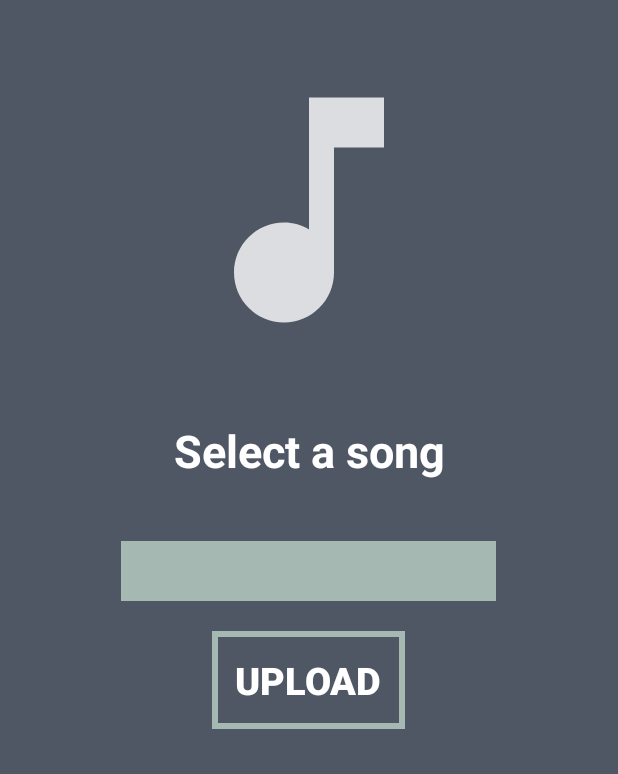
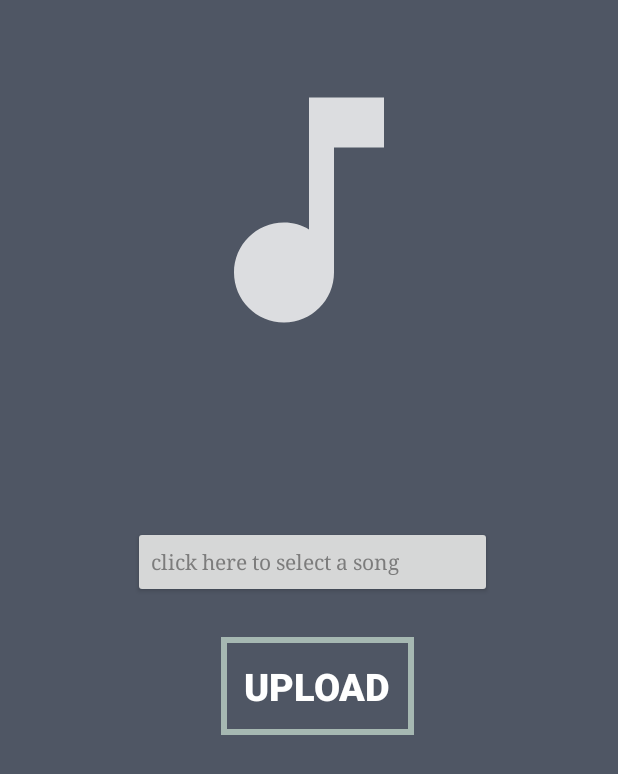
Before and after one commit to Matthew1091/3444-Project, an Android app: the ConnectBulbActivity screen opened directly, with no data from a screen before it, after a tap on "CONNECT", on a phone screen of 412 x 824 dp. Shown: the top 774 px of the screen. Run offline under Robolectric (Android 15) with nearby library versions, the phone set to English and light mode, and no system bars.

Commit message:
New projectsettings class and song implementation
ProjectSettings class contains a bulb object(also new class) and a song uri. This class is created in the bulb activity and passed along to the other activities until it reaches launch where I have implemented a basic play button. Other buttons need to be implemented. Other minor changes.

```diff
--- /dev/null
+++ b/Android Studio Projects/app/src/main/java/com/example/bulbbeats/Bulb.java
@@ -0,0 +1,39 @@
+package com.example.bulbbeats;
+
+import android.os.Parcel;
+import android.os.Parcelable;
+
+public class Bulb implements Parcelable {
+    int id;
+
+    public Bulb(int ID)
+    {
+        id = ID;
+    }
+
+    @Override
+    public int describeContents() {
+        return 0;
+    }
+
+    @Override
+    public void writeToParcel(Parcel dest, int flags) {
+        dest.writeInt(this.id);
+    }
+
+    protected Bulb(Parcel in) {
+        this.id = in.readInt();
+    }
+
+    public static final Parcelable.Creator<Bulb> CREATOR = new Parcelable.Creator<Bulb>() {
+        @Override
+        public Bulb createFromParcel(Parcel source) {
+            return new Bulb(source);
+        }
+
+        @Override
+        public Bulb[] newArray(int size) {
+            return new Bulb[size];
+        }
+    };
+}
--- a/Android Studio Projects/app/src/main/java/com/example/bulbbeats/ConnectBulbActivity.java
+++ b/Android Studio Projects/app/src/main/java/com/example/bulbbeats/ConnectBulbActivity.java
@@ -7,13 +7,26 @@ import android.os.Bundle;
 import android.view.View;
 import android.widget.Button;
 
+import java.util.ArrayList;
+import java.util.List;
+
 public class ConnectBulbActivity extends AppCompatActivity {
 
     private Button connectBulbbtn;
+    private ProjectSettings projset;
+    private ArrayList<Bulb> bulbs;
+
     @Override
     protected void onCreate(Bundle savedInstanceState) {
         super.onCreate(savedInstanceState);
         setContentView(R.layout.activity_connect_bulb);
+
+        bulbs = new ArrayList<Bulb>(5);
+
+        int ID = 1;
+        Bulb tempBulb = new Bulb(ID);
+        connectBulb(tempBulb);
+        projset = new ProjectSettings(bulbs);
 
         initConnectBulbWidgits();
         setConnectBulbOnClickListeners();
@@ -28,12 +41,13 @@ public class ConnectBulbActivity extends AppCompatActivity {
            @Override
            public void onClick(View v) { //will start from connectbulb to songactivity class
                Intent cintent = new Intent(ConnectBulbActivity.this, SongActivity.class);
+               cintent.putExtra("settings", projset);
                startActivity(cintent); //will trigger the intent
            }
        });
+    }
 
+    private void connectBulb(Bulb b){
+        bulbs.add(b);
+    }
 }
-
-
-
-}
--- a/Android Studio Projects/app/src/main/java/com/example/bulbbeats/SongActivity.java
+++ b/Android Studio Projects/app/src/main/java/com/example/bulbbeats/SongActivity.java
@@ -1,5 +1,6 @@
 package com.example.bulbbeats;
 
+import androidx.annotation.Nullable;
 import androidx.appcompat.app.AppCompatActivity;
 
 import android.content.Intent;
@@ -15,20 +16,26 @@ import java.util.ArrayList;
 
 
 public class SongActivity extends AppCompatActivity {
+    private Button Uploadbtn;
+    private Button selectSong;
+    private ProjectSettings projset;
+    private static int openDoc = 10;
 
-    private Button Uploadbtn;
     @Override
-
     protected void onCreate(Bundle savedInstanceState) {
         super.onCreate(savedInstanceState);
         setContentView(R.layout.activity_song);
+
+        projset = getIntent().getParcelableExtra("settings");
 
         initSongWidgits();
         setSongOnClickListeners();
 
     }
     private void initSongWidgits(){
+
         Uploadbtn = (Button) findViewById(R.id.uploadBtn);
+        selectSong = findViewById(R.id.selectSong);
     }
 
     private void setSongOnClickListeners(){
@@ -36,9 +43,27 @@ public class SongActivity extends AppCompatActivity {
             @Override
             public void onClick(View v) { //will start from songactivity to themeactivity class
                 Intent sintent = new Intent(SongActivity.this, ThemeActivity.class);
+                sintent.putExtra("settings", projset);
                 startActivity(sintent); //will trigger the intent
             }
         });
+        selectSong.setOnClickListener(new Button.OnClickListener(){
+            @Override
+            public void onClick(View arg0) {
+                // TODO Auto-generated method stub
+                Intent intent = new Intent(Intent.ACTION_OPEN_DOCUMENT);
+                intent.setType("*/*");
+                startActivityForResult(intent, openDoc);
+            }});
+
     }
 
+    @Override
+    protected void onActivityResult(int requestCode, int resultCode, @Nullable Intent data) {
+        if(requestCode == openDoc && resultCode == RESULT_OK) {
+            super.onActivityResult(requestCode, resultCode, data);
+            projset.songUri = data.getData();
+            selectSong.setText(projset.songUri.getLastPathSegment());
+        }
+    }
 }
--- a/Android Studio Projects/app/src/main/java/com/example/bulbbeats/ThemeActivity.java
+++ b/Android Studio Projects/app/src/main/java/com/example/bulbbeats/ThemeActivity.java
@@ -9,11 +9,14 @@ import android.widget.Button;
 
 public class ThemeActivity extends AppCompatActivity {
     private Button selThemebtn;
+    private ProjectSettings projset;
 
     @Override
     protected void onCreate(Bundle savedInstanceState) {
         super.onCreate(savedInstanceState);
         setContentView(R.layout.activity_theme);
+
+        projset = getIntent().getParcelableExtra("settings");
 
         initThemeWidgits();
         setThemeOnclickListener();
@@ -28,6 +31,7 @@ public class ThemeActivity extends AppCompatActivity {
             @Override
             public void onClick(View v) {  //will start from themectivity to launchactivity class
                 Intent sintent = new Intent(ThemeActivity.this, LaunchActivity.class);
+                sintent.putExtra("settings", projset);
                 startActivity(sintent); //will trigger the intent
             }
         });
--- a/Android Studio Projects/app/src/main/res/layout/activity_connect_bulb.xml
+++ b/Android Studio Projects/app/src/main/res/layout/activity_connect_bulb.xml
@@ -30,7 +30,7 @@
             android:textSize="30sp"
             android:textAlignment="center"
             android:layout_centerHorizontal="true"
-            android:id="@+id/ConnectToABulb_Text"/>
+            android:id="@+id/songTitle"/>
     </RelativeLayout>
     <RelativeLayout
         android:layout_width="match_parent"
--- a/Android Studio Projects/app/src/main/res/layout/activity_song.xml
+++ b/Android Studio Projects/app/src/main/res/layout/activity_song.xml
@@ -6,68 +6,70 @@
     android:layout_height="match_parent"
     tools:context=".SongActivity"
     android:background="@color/GreyBB">
+
     <RelativeLayout
+        android:id="@+id/topSLayout"
         android:layout_width="match_parent"
-        android:layout_height="wrap_content"
-        android:id="@+id/topSLayout">
+        android:layout_height="wrap_content">
+
         <ImageView
+            android:id="@+id/selectSongImage"
             android:layout_width="200dp"
             android:layout_height="200dp"
-            android:id="@+id/selectSongImage"
-            android:src="@drawable/ic_music_note"
             android:layout_centerHorizontal="true"
-            android:layout_marginTop="40dp"/>
+            android:layout_marginTop="40dp"
+            android:contentDescription="@string/img"
+            android:src="@drawable/ic_music_note" />
+
         <TextView
-            android:layout_width="match_parent"
+            android:id="@+id/selectSong_Text"
+            android:layout_width="251dp"
             android:layout_height="wrap_content"
-            android:text="Select a song"
             android:layout_below="@+id/selectSongImage"
+            android:layout_centerHorizontal="true"
             android:layout_marginTop="40dp"
+            android:textAlignment="center"
             android:textColor="@color/WhiteBB"
+            android:textSize="30sp"
             android:textStyle="bold"
-            android:textSize="30sp"
-            android:textAlignment="center"
-            android:layout_centerHorizontal="true"
-            android:id="@+id/selectSong_Text"/>
+            tools:text="@string/SongActivityMainText" />
 
     </RelativeLayout>
+
     <RelativeLayout
+        android:id="@+id/bottomSLayout"
         android:layout_width="match_parent"
-        android:layout_height="wrap_content"
-        android:id="@+id/middleSLayout"
+        android:layout_height="178dp"
+
         android:layout_below="@+id/topSLayout"
-        android:layout_centerHorizontal="true"
         android:layout_marginTop="30dp">
-        <Spinner
-
-            android:layout_width="250dp"
-            android:layout_height="40dp"
-            android:id="@+id/songSpinner"
-            android:background="@color/GreenBB"
-            android:layout_marginTop="10dp"
-            android:layout_centerHorizontal="true"
-            />
-
-    </RelativeLayout>
-    <RelativeLayout
-        android:layout_width="match_parent"
-        android:layout_height="wrap_content"
-        android:layout_below="@+id/middleSLayout"
-        android:layout_marginTop="20dp"
-
-        android:id="@+id/bottomSLayout">
 
         <Button
+            android:id="@+id/uploadBtn"
             android:layout_width="wrap_content"
             android:layout_height="wrap_content"
+            android:layout_below="@+id/selectSong"
+            android:layout_alignParentEnd="true"
+            android:layout_marginTop="26dp"
+            android:layout_marginEnd="136dp"
+            android:background="@drawable/green_button_border"
             android:padding="15dp"
-            android:id="@+id/uploadBtn"
-            android:background="@drawable/green_button_border"
-            android:text="Upload"
-            android:textStyle="bold"
+            android:text="@string/SongActivityButtonText"
             android:textColor="@color/WhiteBB"
             android:textSize="25sp"
-            android:layout_centerHorizontal="true"/>
+            android:textStyle="bold" />
+
+        <Button
+            android:id="@+id/selectSong"
+            android:layout_width="239dp"
+            android:layout_height="wrap_content"
+            android:layout_alignParentEnd="true"
+            android:layout_marginEnd="84dp"
+            android:fontFamily="serif"
+            android:text="@string/click_here_to_select_a_song"
+            android:textAlignment="textStart"
+            android:textAllCaps="false"
+            android:textColor="#7C7C7C" />
     </RelativeLayout>
 
 
--- a/Android Studio Projects/app/src/main/res/values/strings.xml
+++ b/Android Studio Projects/app/src/main/res/values/strings.xml
@@ -9,4 +9,8 @@
     <string name="config2">Song:</string>
     <string name="config3">Phillips Hue Bulb:</string>
     <string name="config4">Color Theme:</string>
+    <string name="img">img</string>
+    <string name="SongActivityMainText">Select a Song:</string>
+    <string name="SongActivityButtonText">Upload</string>
+    <string name="click_here_to_select_a_song">click here to select a song</string>
 </resources>
```
Also changed, not shown: Android Studio Projects/app/src/main/java/com/example/bulbbeats/LaunchActivity.java (+82 -0 lines), Android Studio Projects/app/src/main/java/com/example/bulbbeats/MainActivity.java (+1 -12 lines), Android Studio Projects/app/src/main/java/com/example/bulbbeats/ProjectSettings.java (added, +51 -0 lines), Android Studio Projects/app/src/main/res/layout/activity_launch.xml (+35 -27 lines), Android Studio Projects/app/src/main/res/layout/activity_main.xml (+13 -13 lines).
